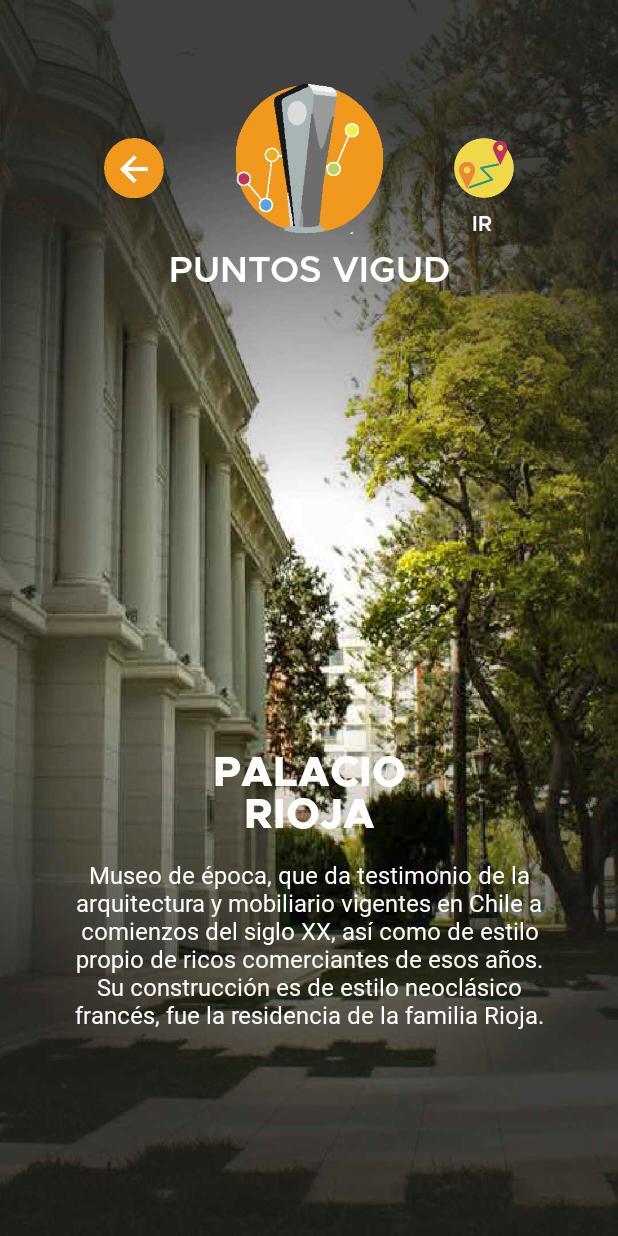
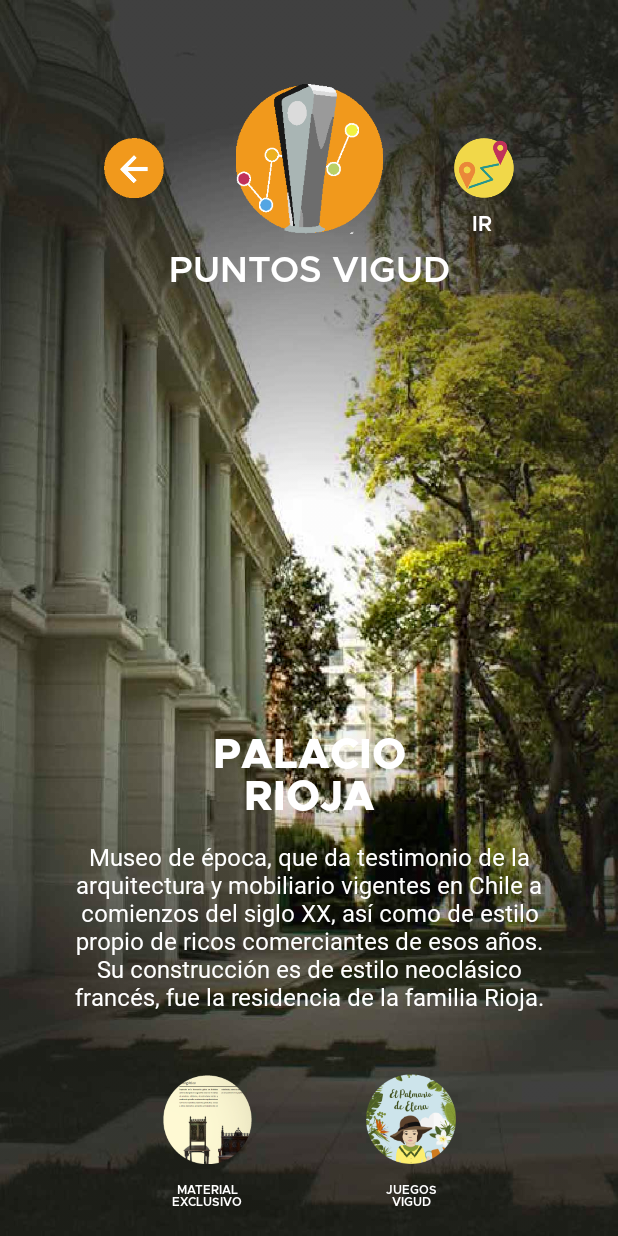
Before and after one commit to M4uRoDev/viGUD, an Android app: the PuntoVigudActivity screen opened directly, with no data from a screen before it, on a phone screen of 412 x 824 dp. Run offline under Robolectric (Android 15) with nearby library versions, the phone set to English and light mode, and no system bars.

Commit message:
Notificaciones de proximidad modificadas, aparición de opciones de acuerdo a proximidad.

```diff
--- a/app/src/main/AndroidManifest.xml
+++ b/app/src/main/AndroidManifest.xml
@@ -64,7 +64,7 @@
             android:name=".EventActivity"
             android:theme="@style/FullscreenTheme" />
         <activity
-            android:name=".PuntoVigud"
+            android:name=".PuntoVigudActivity"
             android:theme="@style/FullscreenTheme" />
     </application>
 
--- a/app/src/main/java/com/example/estudiante/vigud/ConfigActivity.java
+++ b/app/src/main/java/com/example/estudiante/vigud/ConfigActivity.java
@@ -51,8 +51,6 @@ public class ConfigActivity extends AppCompatActivity {
     }
 
     public void goToBack(View view){
-        Intent goBack = new Intent(ConfigActivity.this, MenuActivity.class);
-        startActivity(goBack);
         overridePendingTransition(R.anim.slide_in_right, R.anim.slide_out_left);
         finish();
     }
--- a/app/src/main/java/com/example/estudiante/vigud/PrincipalActivity.java
+++ b/app/src/main/java/com/example/estudiante/vigud/PrincipalActivity.java
@@ -61,12 +61,12 @@ public class PrincipalActivity extends AppCompatActivity {
                 }
                 pressConfig[0] = pressConfig[0] - 1;
 */
-                ClienteXMPP lala = new ClienteXMPP();
+                //CLIENTE XMPP
+                /*ClienteXMPP lala = new ClienteXMPP();
                 lala.conectar();
                 if(lala.temperatura() != null){
                     Log.e("Temperatura:",lala.temperatura());
-                }
-
+                }*/
             }
         });
 
--- a/app/src/main/java/com/example/estudiante/vigud/PuntoVigud.java
+++ b/app/src/main/java/com/example/estudiante/vigud/PuntoVigudActivity.java
@@ -2,12 +2,19 @@ package com.example.estudiante.vigud;
 
 import android.support.v7.app.AppCompatActivity;
 import android.os.Bundle;
+import android.view.View;
 
-public class PuntoVigud extends AppCompatActivity {
+public class PuntoVigudActivity extends AppCompatActivity {
 
     @Override
     protected void onCreate(Bundle savedInstanceState) {
         super.onCreate(savedInstanceState);
         setContentView(R.layout.activity_punto_vigud);
     }
+
+    public void goToBack(View view){
+        overridePendingTransition(R.anim.slide_in_right, R.anim.slide_out_left);
+        finish();
+    }
+
 }
--- a/app/src/main/res/layout/activity_menu.xml
+++ b/app/src/main/res/layout/activity_menu.xml
@@ -86,6 +86,7 @@
         android:layout_marginStart="8dp"
         android:background="@drawable/vincular"
         android:contentDescription="@string/app_name"
+        android:onClick="goToPuntoVigud"
         android:visibility="invisible"
         app:layout_constraintBottom_toBottomOf="parent"
         app:layout_constraintEnd_toEndOf="parent"
--- a/app/src/main/res/layout/activity_punto_vigud.xml
+++ b/app/src/main/res/layout/activity_punto_vigud.xml
@@ -4,7 +4,7 @@
     xmlns:tools="http://schemas.android.com/tools"
     android:layout_width="match_parent"
     android:layout_height="match_parent"
-    tools:context="com.example.estudiante.vigud.PuntoVigud"
+    tools:context="com.example.estudiante.vigud.PuntoVigudActivity"
     android:background="@drawable/bg_cartelera">
 
     <ImageView
@@ -43,6 +43,7 @@
         android:layout_marginTop="92dp"
         android:background="@drawable/back_button"
         android:contentDescription="@string/descript_close_button"
+        android:onClick="goToBack"
         app:layout_constraintStart_toStartOf="parent"
         app:layout_constraintTop_toTopOf="parent" />
 
@@ -50,7 +51,7 @@
         android:id="@+id/textView14"
         android:layout_width="199dp"
         android:layout_height="68dp"
-        android:layout_marginBottom="260dp"
+        android:layout_marginBottom="272dp"
         android:layout_marginEnd="8dp"
         android:layout_marginStart="8dp"
         android:fontFamily="@font/metropolis_extrabold"
@@ -103,4 +104,53 @@
         android:textColor="@color/blank"
         app:layout_constraintEnd_toEndOf="parent"
         app:layout_constraintTop_toBottomOf="@+id/imageButton6" />
+
+    <ImageButton
+        android:id="@+id/imageButton8"
+        android:layout_width="60dp"
+        android:layout_height="60dp"
+        android:layout_marginBottom="48dp"
+        android:layout_marginStart="108dp"
+        android:background="@drawable/btn_material_exclusivo"
+        app:layout_constraintBottom_toBottomOf="parent"
+        app:layout_constraintStart_toStartOf="parent" />
+
+    <ImageButton
+        android:id="@+id/imageButton10"
+        android:layout_width="60dp"
+        android:layout_height="60dp"
+        android:layout_marginBottom="48dp"
+        android:layout_marginEnd="108dp"
+        android:background="@drawable/btn_palmario_elena"
+        app:layout_constraintBottom_toBottomOf="parent"
+        app:layout_constraintEnd_toEndOf="parent" />
+
+    <TextView
+        android:id="@+id/textView17"
+        android:layout_width="60dp"
+        android:layout_height="22dp"
+        android:layout_marginStart="108dp"
+        android:layout_marginTop="12dp"
+        android:fontFamily="@font/metropolis_semibold"
+        android:text="MATERIAL EXCLUSIVO"
+        android:textAlignment="center"
+        android:textColor="@android:color/background_light"
+        android:textSize="8sp"
+        app:layout_constraintStart_toStartOf="parent"
+        app:layout_constraintTop_toBottomOf="@+id/imageButton8" />
+
+    <TextView
+        android:id="@+id/textView18"
+        android:layout_width="60dp"
+        android:layout_height="22dp"
+        android:layout_marginEnd="108dp"
+        android:layout_marginTop="12dp"
+        android:fontFamily="@font/metropolis_semibold"
+        android:text="JUEGOS VIGUD"
+        android:textAlignment="center"
+        android:textColor="@color/blank"
+        android:textSize="8sp"
+        app:layout_constraintEnd_toEndOf="parent"
+        app:layout_constraintTop_toBottomOf="@+id/imageButton10" />
+
 </android.support.constraint.ConstraintLayout>
```
Also changed, not shown: app/src/main/java/com/example/estudiante/vigud/EventActivity.java (+15 -0 lines), app/src/main/java/com/example/estudiante/vigud/MenuActivity.java (+28 -14 lines), app/src/main/java/com/example/estudiante/vigud/ProximityIntentReceiver.java (+7 -2 lines), app/src/main/java/com/example/estudiante/vigud/proximityListener.java (+12 -12 lines), app/src/main/res/layout/activity_event.xml (+14 -2 lines), app/src/main/res/drawable/btn_material_exclusivo.png (added), app/src/main/res/drawable/btn_palmario_elena.png (added).
